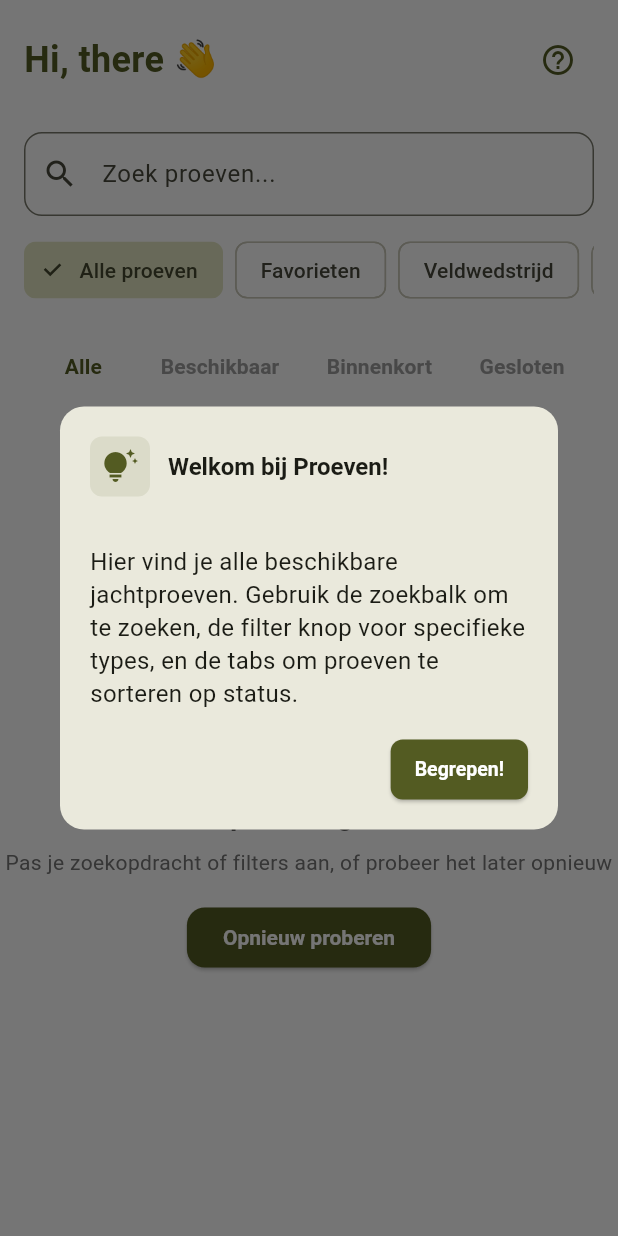
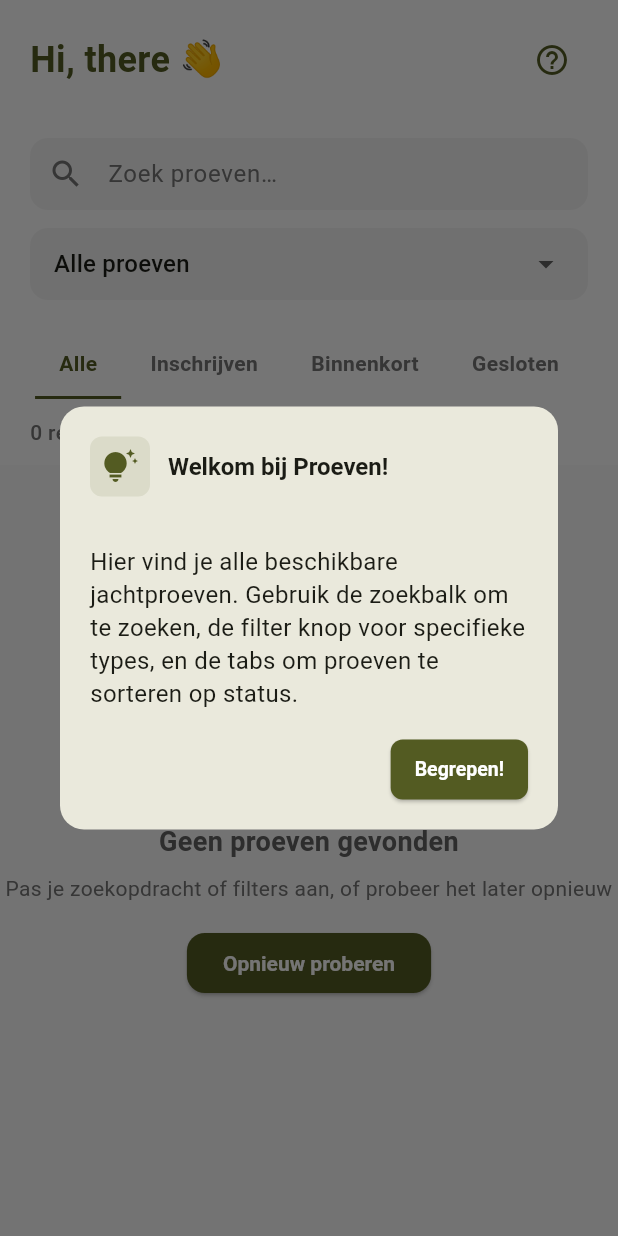
Before and after one commit to floris77/jachtproef-alert, a Flutter app: the ProevenListPage screen opened directly, on a phone screen of 412 x 824 dp. Run offline on Flutter 3.47's test engine with Material 3 defaults, Android fonts, the phone set to English and light mode, and no system bars; our stand-ins replace cloud_firestore, device_info_plus, firebase_analytics, firebase_auth, firebase_core, firebase_crashlytics and 6 more; missing offline and left inert: add_2_calendar, firebase_performance; accounts and stored records are empty; Roboto replaces fonts that are missing (Arial).

Commit message:
Modernize Proeven page UI: Replace filter chips with dropdown, update tab labels, add result count, improve styling and ProefCard design

```diff
--- a/lib/screens/proeven_main_page.dart
+++ b/lib/screens/proeven_main_page.dart
@@ -281,6 +281,7 @@
   List<String> userFavoriteTypes = []; // Store user's favorite types from Quick Setup
   String userName = ''; // State variable for user name from Firestore
   late TabController _tabController; // Add TabController
+  String selectedFilter = 'Alle proeven'; // For the dropdown filter
 
   // Enhanced scroll tracking for better UX
   bool _showHeader = true;
@@ -377,6 +378,7 @@
           userFavoriteTypes = savedTypes;
           // Auto-select Favorieten if user has preferences
           selectedTypes = ['Favorieten'];
+          selectedFilter = 'Favorieten';
         });
         print('🎯 Auto-selecting Favorieten filter for user ${user.email}');
       } else {
@@ -384,6 +386,7 @@
         setState(() {
           userFavoriteTypes = [];
           selectedTypes = ['Alle proeven']; // Default for new users
+          selectedFilter = 'Alle proeven';
         });
         print('🎯 New user ${user.email} - no preferences found, using default filter');
       }
@@ -394,6 +397,7 @@
       setState(() {
         userFavoriteTypes = [];
         selectedTypes = ['Alle proeven'];
+        selectedFilter = 'Alle proeven';
       });
     }
   }
@@ -568,11 +572,12 @@
       );
     }
 
-    // SHOW LIST VIEW (Original build method content)
+    // SHOW LIST VIEW (Modernized build method)
     final screenWidth = MediaQuery.of(context).size.width;
     final isSmallScreen = screenWidth < 375;
     final isLargeScreen = screenWidth > 414;
     return Scaffold(
+      backgroundColor: Colors.grey[50],
       body: NotificationListener<ScrollNotification>(
         onNotification: (ScrollNotification notification) {
           if (notification is ScrollUpdateNotification) {
@@ -589,9 +594,10 @@
         },
         child: Column(
           children: [
-                // Personalized greeting section - ALWAYS show this
+            // Modern header with greeting
             if (_showHeader) Container(
-                  padding: const EdgeInsets.fromLTRB(16, 16, 16, 8),
+              padding: const EdgeInsets.fromLTRB(20, 16, 20, 8),
+              color: Colors.white,
               child: Row(
                 children: [
                   Text(
@@ -615,19 +621,25 @@
               ),
             ),
 
-                // Search and filter section
+            // Modern search and filter section
             Container(
-                  padding: const EdgeInsets.all(16),
+              padding: const EdgeInsets.all(20),
+              color: Colors.white,
               child: Column(
                 children: [
-                      // Search bar
-                      TextField(
-                        decoration: InputDecoration(
-                          hintText: 'Zoek proeven...',
-                          prefixIcon: const Icon(Icons.search),
-                          border: OutlineInputBorder(
+                  // Search bar with modern styling
+                  Container(
+                    decoration: BoxDecoration(
+                      color: Colors.grey[100],
                       borderRadius: BorderRadius.circular(12),
                     ),
+                    child: TextField(
+                      decoration: InputDecoration(
+                        hintText: 'Zoek proeven…',
+                        hintStyle: TextStyle(color: Colors.grey[600]),
+                        prefixIcon: Icon(Icons.search, color: Colors.grey[600]),
+                        border: InputBorder.none,
+                        contentPadding: const EdgeInsets.symmetric(horizontal: 16, vertical: 12),
                       ),
                       onChanged: (value) {
                         setState(() {
@@ -635,53 +647,92 @@
                         });
                       },
                     ),
+                  ),
                   const SizedBox(height: 12),
-                      // Filter chips
-                      SingleChildScrollView(
-                        scrollDirection: Axis.horizontal,
-                        child: Row(
-                          children: matchTypes.map((type) {
-                            final isSelected = selectedTypes.contains(type);
-                            return Padding(
-                              padding: const EdgeInsets.only(right: 8),
-                              child: FilterChip(
-                                label: Text(type),
-                                selected: isSelected,
-                                onSelected: (selected) {
+
+                  // Modern filter dropdown
+                  Container(
+                    decoration: BoxDecoration(
+                      color: Colors.grey[100],
+                      borderRadius: BorderRadius.circular(12),
+                    ),
+                    child: DropdownButtonHideUnderline(
+                      child: DropdownButton<String>(
+                        value: selectedFilter,
+                        isExpanded: true,
+                        padding: const EdgeInsets.symmetric(horizontal: 16),
+                        decoration: BoxDecoration(
+                          borderRadius: BorderRadius.circular(12),
+                        ),
+                        items: matchTypes.map((String type) {
+                          return DropdownMenuItem<String>(
+                            value: type,
+                            child: Text(type),
+                          );
+                        }).toList(),
+                        onChanged: (String? newValue) {
+                          if (newValue != null) {
                             setState(() {
-                                    if (selected) {
-                                      selectedTypes.add(type);
-                                    } else {
-                                      selectedTypes.remove(type);
+                              selectedFilter = newValue;
+                              selectedTypes = [newValue];
+                            });
                           }
-                                  });
                         },
                       ),
-                            );
-                          }).toList(),
                     ),
                   ),
                 ],
               ),
             ),
 
-                // Proper tab bar with correct structure - ALWAYS show this
+            // Modern tab bar with correct labels
             Container(
-                  padding: const EdgeInsets.symmetric(horizontal: 16),
+              color: Colors.white,
+              padding: const EdgeInsets.symmetric(horizontal: 20),
               child: Row(
                 mainAxisAlignment: MainAxisAlignment.spaceEvenly,
                 children: [
-                      _buildTabButton('Alle', selectedTab == 0),
-                      _buildTabButton('Beschikbaar', selectedTab == 1),
-                      _buildTabButton('Binnenkort', selectedTab == 2),
-                      _buildTabButton('Gesloten', selectedTab == 3),
+                  _buildModernTabButton('Alle', selectedTab == 0),
+                  _buildModernTabButton('Inschrijven', selectedTab == 1),
+                  _buildModernTabButton('Binnenkort', selectedTab == 2),
+                  _buildModernTabButton('Gesloten', selectedTab == 3),
                 ],
               ),
             ),
 
-                const SizedBox(height: 8),
+            // Result count display
+            Container(
+              width: double.infinity,
+              padding: const EdgeInsets.symmetric(horizontal: 20, vertical: 12),
+              color: Colors.white,
+              child: FutureBuilder<List<Map<String, dynamic>>>(
+                future: MatchService.fetchMatches(),
+                builder: (context, snapshot) {
+                  if (snapshot.hasData) {
+                    final matches = snapshot.data!;
+                    final filteredMatches = _getFilteredMatches(matches);
+                    return Text(
+                      '${filteredMatches.length} resultaten',
+                      style: TextStyle(
+                        fontSize: 14,
+                        color: Colors.grey[600],
+                        fontWeight: FontWeight.w500,
+                      ),
+                    );
+                  }
+                  return Text(
+                    '0 resultaten',
+                    style: TextStyle(
+                      fontSize: 14,
+                      color: Colors.grey[600],
+                      fontWeight: FontWeight.w500,
+                    ),
+                  );
+                },
+              ),
+            ),
 
-                // Content area - show matches or empty state
+            // Content area with modern styling
             Expanded(
               child: FutureBuilder<List<Map<String, dynamic>>>(
                 future: MatchService.fetchMatches(),
@@ -691,7 +742,6 @@
                   }
 
                   if (snapshot.hasError) {
-                        // Show error state but keep the proper UI structure
                     return Center(
                       child: Column(
                         mainAxisAlignment: MainAxisAlignment.center,
@@ -729,7 +779,6 @@
                   }
 
                   if (!snapshot.hasData || snapshot.data!.isEmpty) {
-                        // Show empty state but keep the proper UI structure
                     return Center(
                       child: Column(
                         mainAxisAlignment: MainAxisAlignment.center,
@@ -766,9 +815,7 @@
                     );
                   }
 
-                      // This is where the match list is built.
-                      // I will modify the onTap for the cards inside _buildFullMatchListWidget
-                      return _buildFullMatchListWidget(snapshot);
+                  return _buildModernMatchList(snapshot);
                 },
               ),
             ),
@@ -778,17 +825,16 @@
     );
   }
 
-  // Helper method to build tab buttons with proper styling
-  Widget _buildTabButton(String label, bool isSelected) {
-    return TextButton(
-      onPressed: () {
+  // Helper method to build modern tab buttons
+  Widget _buildModernTabButton(String label, bool isSelected) {
+    return GestureDetector(
+      onTap: () {
         setState(() {
-          // Map the new tab structure to the existing logic
           switch (label) {
             case 'Alle':
               selectedTab = 0;
               break;
-            case 'Beschikbaar':
+            case 'Inschrijven':
               selectedTab = 1;
               break;
             case 'Binnenkort':
@@ -800,44 +846,37 @@
           }
         });
       },
+      child: Container(
+        padding: const EdgeInsets.symmetric(vertical: 12, horizontal: 16),
+        decoration: BoxDecoration(
+          border: Border(
+            bottom: BorderSide(
+              color: isSelected ? const Color(0xFF535B22) : Colors.transparent,
+              width: 2,
+            ),
+          ),
+        ),
         child: Text(
           label,
           style: TextStyle(
-          fontWeight: FontWeight.bold,
-          color: isSelected ? const Color(0xFF535B22) : Colors.grey,
+            fontWeight: FontWeight.w600,
+            fontSize: 14,
+            color: isSelected ? const Color(0xFF535B22) : Colors.grey[600],
+          ),
         ),
       ),
     );
   }
 
-  // In _buildMatchCard, change the onTap parameter
-  // from: onTap: () => Navigator.push(...),
-  // to:   onTap: () => setState(() => _selectedMatch = match),
-
-  // The actual implementation will find the _MatchCard widget and change its onTap.
-  // Let's assume _buildFullMatchListWidget builds the cards.
-
-  Widget _buildFullMatchListWidget(AsyncSnapshot<List<Map<String, dynamic>>> snapshot) {
-    final matches = snapshot.data ?? [];
-
-    // --- Patch: Robustly handle Timestamp/String for registration_text and date ---
+  // Helper method to get filtered matches
+  List<Map<String, dynamic>> _getFilteredMatches(List<Map<String, dynamic>> matches) {
+    // Categorize matches
     List<Map<String, dynamic>> beschikbaar = [];
     List<Map<String, dynamic>> binnenkort = [];
     List<Map<String, dynamic>> gesloten = [];
 
     for (final match in matches) {
       final regText = (match['registration_text'] ?? match['raw']?['registration_text'] ?? '').toString().toLowerCase();
-      final dateRaw = match['date'] ?? match['raw']?['date'];
-      String dateStr;
-      if (dateRaw is Timestamp) {
-        dateStr = dateRaw.toDate().toIso8601String();
-      } else if (dateRaw is DateTime) {
-        dateStr = dateRaw.toIso8601String();
-      } else if (dateRaw is String) {
-        dateStr = dateRaw;
-      } else {
-        dateStr = '';
-      }
 
       if (regText == 'inschrijven') {
         beschikbaar.add(match);
@@ -846,30 +885,11 @@
       } else if (regText == 'niet mogelijk' || regText == 'niet meer mogelijk') {
         gesloten.add(match);
       } else {
-        // Fallback: if registration_text is missing, treat as closed
         gesloten.add(match);
       }
     }
 
-    // Sort each tab by date
-    int dateCompare(Map<String, dynamic> a, Map<String, dynamic> b) {
-      final dateA = a['date'] ?? a['raw']?['date'];
-      final dateB = b['date'] ?? b['raw']?['date'];
-      DateTime? dtA;
-      DateTime? dtB;
-      if (dateA is Timestamp) dtA = dateA.toDate();
-      else if (dateA is DateTime) dtA = dateA;
-      else if (dateA is String) { try { dtA = DateTime.parse(dateA); } catch (_) {} }
-      if (dateB is Timestamp) dtB = dateB.toDate();
-      else if (dateB is DateTime) dtB = dateB;
-      else if (dateB is String) { try { dtB = DateTime.parse(dateB); } catch (_) {} }
-      if (dtA == null || dtB == null) return 0;
-      return dtA.compareTo(dtB);
-    }
-    beschikbaar.sort(dateCompare);
-    binnenkort.sort(dateCompare);
-    gesloten.sort(dateCompare);
-
+    // Get matches for selected tab
     List<Map<String, dynamic>> tabMatches;
     switch (selectedTab) {
       case 1:
@@ -885,11 +905,12 @@
         tabMatches = [...beschikbaar, ...binnenkort, ...gesloten];
     }
 
-    // Filter matches based on search query and selected types
-    final filteredMatches = tabMatches.where((match) {
+    // Apply search and filter
+    return tabMatches.where((match) {
       final title = match['title']?.toString().toLowerCase() ?? '';
       final organizer = match['organizer']?.toString().toLowerCase() ?? '';
       final type = match['type']?.toString().toLowerCase() ?? '';
+
       // Search filter
       if (searchQuery.isNotEmpty) {
         final query = searchQuery.toLowerCase();
@@ -897,16 +918,25 @@
           return false;
         }
       }
+
       // Type filter
       if (selectedTypes.isNotEmpty && !selectedTypes.contains('Alle proeven')) {
         if (!selectedTypes.any((selectedType) => type.contains(selectedType.toLowerCase()))) {
           return false;
         }
       }
+
       return true;
     }).toList();
+  }
+
+  // Modern match list builder
+  Widget _buildModernMatchList(AsyncSnapshot<List<Map<String, dynamic>>> snapshot) {
+    final matches = snapshot.data ?? [];
+    final filteredMatches = _getFilteredMatches(matches);
 
     return ListView.builder(
+      padding: const EdgeInsets.symmetric(vertical: 8),
       itemCount: filteredMatches.length,
       itemBuilder: (context, index) {
         final match = filteredMatches[index];
@@ -917,14 +947,12 @@
             setState(() {
               _selectedMatch = match;
             });
-            // MijnAgendaPage.addRecentlyViewed(match); // Temporarily commented out
           },
         );
       },
     );
   }
 }
-
 
 // Settings page now uses the standalone InstellingenPage from instellingen_page.dart
 
```
Also changed, not shown: lib/widgets/proef_card.dart (+78 -30 lines). Lines whose indentation alone changed are shown as unchanged.
